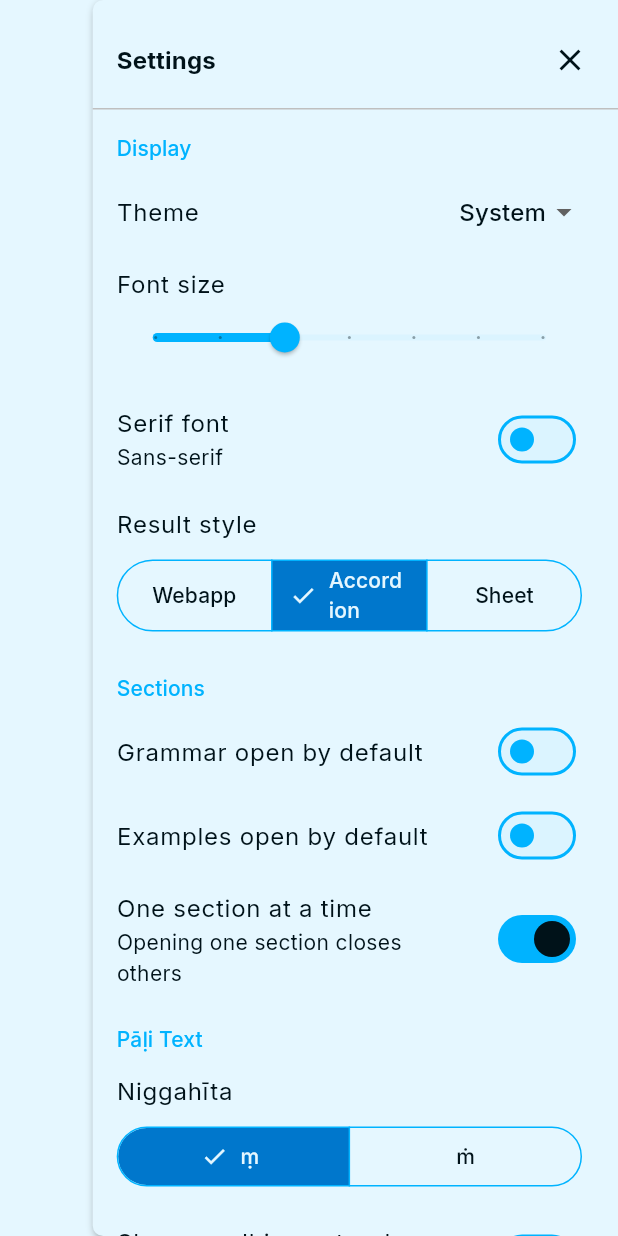
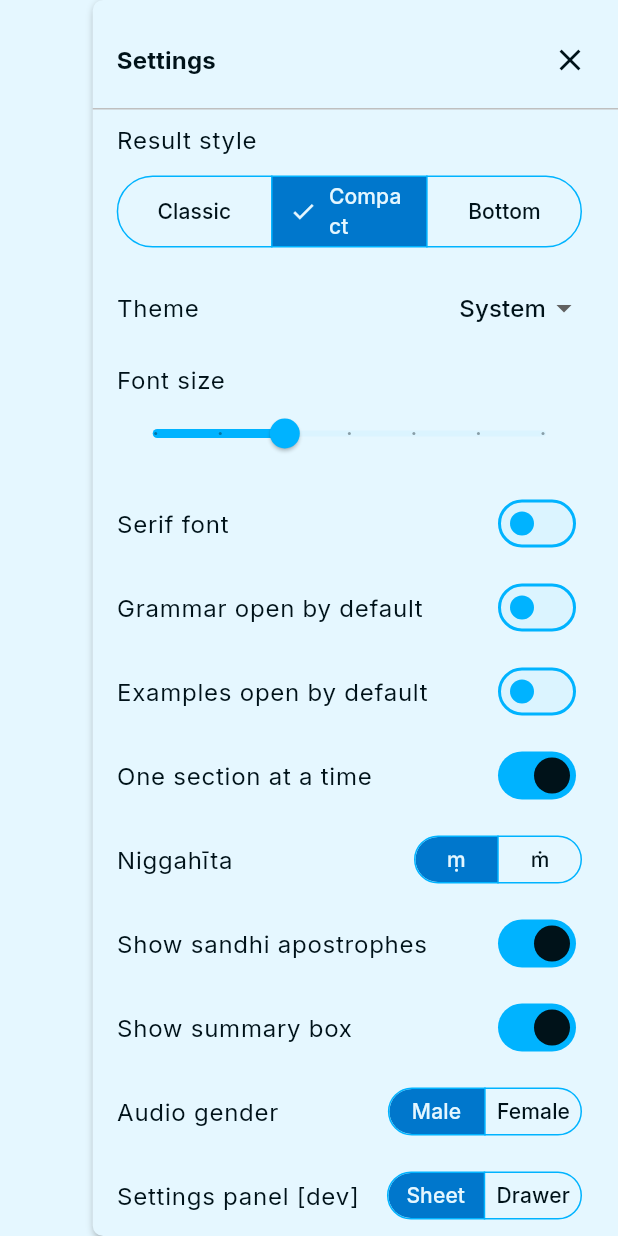
Before and after one commit to digitalpalidictionary/dpd-flutter-app, a Flutter app: the SettingsSideDrawer widget shown alone on an empty page, opened directly, on a phone screen of 412 x 824 dp. Run offline on Flutter 3.47's test engine with Material 3 defaults, Android fonts, the phone set to English and light mode, and no system bars; our stand-ins replace drift, flutter_html, flutter_riverpod, flutter_svg, google_fonts, shared_preferences; accounts and stored records are empty; generated files the repository leaves out were written again.

Commit message:
fix: settings panel UI — font size, renamed modes, reorder, toggle styles, niggahita inline

```diff
--- a/lib/app.dart
+++ b/lib/app.dart
@@ -103,6 +103,15 @@ class _DpdAppState extends ConsumerState<DpdApp> {
         ),
         useMaterial3: true,
       ),
+      builder: (context, child) {
+        final scale = settings.fontSize / 16.0;
+        return MediaQuery(
+          data: MediaQuery.of(context).copyWith(
+            textScaler: TextScaler.linear(scale),
+          ),
+          child: child!,
+        );
+      },
       initialRoute: '/',
       onGenerateRoute: _onGenerateRoute,
     );
--- a/lib/providers/settings_provider.dart
+++ b/lib/providers/settings_provider.dart
@@ -2,7 +2,7 @@ import 'package:flutter/material.dart';
 import 'package:flutter_riverpod/flutter_riverpod.dart';
 import 'package:shared_preferences/shared_preferences.dart';
 
-enum DisplayMode { inline, accordion, bottomSheet }
+enum DisplayMode { classic, compact, bottomDrawer }
 
 enum NiggahitaMode { dot, circle }
 
@@ -15,7 +15,7 @@ class Settings {
     this.useSerifFont = false,
     this.grammarOpen = false,
     this.examplesOpen = false,
-    this.displayMode = DisplayMode.accordion,
+    this.displayMode = DisplayMode.compact,
     this.oneButtonAtATime = true,
     this.niggahitaMode = NiggahitaMode.dot,
     this.showSummary = true,
@@ -123,10 +123,10 @@ class SettingsNotifier extends StateNotifier<Settings> {
     final useSerifFont = _prefs.getBool('use_serif_font') ?? false;
     final grammarOpen = _prefs.getBool('grammar_open') ?? false;
     final examplesOpen = _prefs.getBool('examples_open') ?? false;
-    final modeName = _prefs.getString('display_mode') ?? 'accordion';
+    final modeName = _prefs.getString('display_mode') ?? 'compact';
     final displayMode = DisplayMode.values.firstWhere(
       (m) => m.name == modeName,
-      orElse: () => DisplayMode.accordion,
+      orElse: () => DisplayMode.compact,
     );
     final oneButtonAtATime = _prefs.getBool('one_button_at_a_time') ?? true;
     final niggahitaName = _prefs.getString('niggahita_mode') ?? 'dot';
--- a/lib/screens/search_screen.dart
+++ b/lib/screens/search_screen.dart
@@ -804,9 +804,9 @@ class _SplitResultsList extends StatelessWidget {
 
   Widget _buildItem(BuildContext context, DpdHeadwordWithRoot hw) {
     return switch (mode) {
-      DisplayMode.inline => InlineEntryCard(headword: hw),
-      DisplayMode.accordion => AccordionCard(headword: hw),
-      DisplayMode.bottomSheet => WordCard(
+      DisplayMode.classic => InlineEntryCard(headword: hw),
+      DisplayMode.compact => AccordionCard(headword: hw),
+      DisplayMode.bottomDrawer => WordCard(
         headword: hw,
         onTap: () => _showBottomSheet(context, hw),
       ),
@@ -815,7 +815,7 @@ class _SplitResultsList extends StatelessWidget {
 
   Widget _buildRootItem(BuildContext context, RootWithFamilies rwf) {
     return switch (mode) {
-      DisplayMode.inline => InlineRootCard(rwf: rwf),
+      DisplayMode.classic => InlineRootCard(rwf: rwf),
       _ => _RootResultCard(rwf: rwf),
     };
   }
--- a/lib/screens/settings_screen.dart
+++ b/lib/screens/settings_screen.dart
@@ -65,9 +65,9 @@ class SettingsScreen extends ConsumerWidget {
               padding: const EdgeInsets.only(top: 8),
               child: SegmentedButton<DisplayMode>(
                 segments: const [
-                  ButtonSegment(value: DisplayMode.inline, label: Text('Webapp')),
-                  ButtonSegment(value: DisplayMode.accordion, label: Text('Accordion')),
-                  ButtonSegment(value: DisplayMode.bottomSheet, label: Text('Sheet')),
+                  ButtonSegment(value: DisplayMode.classic, label: Text('Classic')),
+                  ButtonSegment(value: DisplayMode.compact, label: Text('Compact')),
+                  ButtonSegment(value: DisplayMode.bottomDrawer, label: Text('Bottom')),
                 ],
                 selected: {settings.displayMode},
                 onSelectionChanged: (s) => notifier.setDisplayMode(s.first),
--- a/lib/widgets/settings_panel.dart
+++ b/lib/widgets/settings_panel.dart
@@ -18,7 +18,22 @@ class SettingsContent extends ConsumerWidget {
     return ListView(
       padding: EdgeInsets.zero,
       children: [
-        _SectionHeader('Display'),
+        // Result style — top position
+        ListTile(
+          title: const Text('Result style'),
+          subtitle: Padding(
+            padding: const EdgeInsets.only(top: 8),
+            child: SegmentedButton<DisplayMode>(
+              segments: const [
+                ButtonSegment(value: DisplayMode.classic, label: Text('Classic')),
+                ButtonSegment(value: DisplayMode.compact, label: Text('Compact')),
+                ButtonSegment(value: DisplayMode.bottomDrawer, label: Text('Bottom')),
+              ],
+              selected: {settings.displayMode},
+              onSelectionChanged: (s) => notifier.setDisplayMode(s.first),
+            ),
+          ),
+        ),
         ListTile(
           title: const Text('Theme'),
           trailing: DropdownButton<ThemeMode>(
@@ -45,105 +60,67 @@ class SettingsContent extends ConsumerWidget {
             onChanged: notifier.setFontSize,
           ),
         ),
-        SwitchListTile(
-          title: const Text('Serif font'),
-          subtitle: Text(settings.useSerifFont ? 'Serif' : 'Sans-serif'),
+        _ToggleRow(
+          title: 'Serif font',
           value: settings.useSerifFont,
           onChanged: notifier.setUseSerifFont,
         ),
-        ListTile(
-          title: const Text('Result style'),
-          subtitle: Padding(
-            padding: const EdgeInsets.only(top: 8),
-            child: SegmentedButton<DisplayMode>(
-              segments: const [
-                ButtonSegment(value: DisplayMode.inline, label: Text('Webapp')),
-                ButtonSegment(
-                  value: DisplayMode.accordion,
-                  label: Text('Accordion'),
-                ),
-                ButtonSegment(
-                  value: DisplayMode.bottomSheet,
-                  label: Text('Sheet'),
-                ),
-              ],
-              selected: {settings.displayMode},
-              onSelectionChanged: (s) => notifier.setDisplayMode(s.first),
-            ),
-          ),
-        ),
-        _SectionHeader('Sections'),
-        SwitchListTile(
-          title: const Text('Grammar open by default'),
+        _ToggleRow(
+          title: 'Grammar open by default',
           value: settings.grammarOpen,
           onChanged: notifier.setGrammarOpen,
         ),
-        SwitchListTile(
-          title: const Text('Examples open by default'),
+        _ToggleRow(
+          title: 'Examples open by default',
           value: settings.examplesOpen,
           onChanged: notifier.setExamplesOpen,
         ),
-        SwitchListTile(
-          title: const Text('One section at a time'),
-          subtitle: const Text('Opening one section closes others'),
+        _ToggleRow(
+          title: 'One section at a time',
           value: settings.oneButtonAtATime,
           onChanged: notifier.setOneButtonAtATime,
         ),
-        _SectionHeader('Pāḷi Text'),
         ListTile(
           title: const Text('Niggahīta'),
-          subtitle: Padding(
-            padding: const EdgeInsets.only(top: 8),
-            child: SegmentedButton<NiggahitaMode>(
-              segments: const [
-                ButtonSegment(value: NiggahitaMode.dot, label: Text('ṃ')),
-                ButtonSegment(value: NiggahitaMode.circle, label: Text('ṁ')),
-              ],
-              selected: {settings.niggahitaMode},
-              onSelectionChanged: (s) => notifier.setNiggahitaMode(s.first),
-            ),
+          trailing: _CompactSegmented<NiggahitaMode>(
+            segments: const [
+              ButtonSegment(value: NiggahitaMode.dot, label: Text('ṃ')),
+              ButtonSegment(value: NiggahitaMode.circle, label: Text('ṁ')),
+            ],
+            selected: settings.niggahitaMode,
+            onChanged: notifier.setNiggahitaMode,
           ),
         ),
-        SwitchListTile(
-          title: const Text('Show sandhi apostrophes'),
-          subtitle: Text(
-            settings.showSandhiApostrophe ? "Show apostrophes (e.g. mahā'pi)" : "Hide apostrophes (e.g. mahāpi)",
-          ),
+        _ToggleRow(
+          title: 'Show sandhi apostrophes',
           value: settings.showSandhiApostrophe,
           onChanged: notifier.setShowSandhiApostrophe,
         ),
-        _SectionHeader('Entry Display'),
-        SwitchListTile(
-          title: const Text('Show summary box'),
-          subtitle: const Text('Integration coming in a future update'),
+        _ToggleRow(
+          title: 'Show summary box',
           value: settings.showSummary,
           onChanged: notifier.setShowSummary,
         ),
-        _SectionHeader('Audio'),
         ListTile(
           title: const Text('Audio gender'),
-          subtitle: const Text('Integration coming in a future update'),
-          trailing: SegmentedButton<AudioGender>(
+          trailing: _CompactSegmented<AudioGender>(
             segments: const [
               ButtonSegment(value: AudioGender.male, label: Text('Male')),
               ButtonSegment(value: AudioGender.female, label: Text('Female')),
             ],
-            selected: {settings.audioGender},
-            onSelectionChanged: (s) => notifier.setAudioGender(s.first),
+            selected: settings.audioGender,
+            onChanged: notifier.setAudioGender,
           ),
         ),
-        _SectionHeader('Dev'),
         ListTile(
-          title: const Text('Settings style [dev]'),
-          subtitle: const Text('Temporary — will be removed after user testing'),
-          trailing: SegmentedButton<bool>(
+          title: const Text('Settings panel [dev]'),
+          trailing: _CompactSegmented<bool>(
             segments: const [
               ButtonSegment(value: true, label: Text('Sheet')),
               ButtonSegment(value: false, label: Text('Drawer')),
             ],
-            selected: {settings.useBottomSheetSettings},
-            onSelectionChanged: (s) =>
-                notifier.setUseBottomSheetSettings(s.first),
+            selected: settings.useBottomSheetSettings,
+            onChanged: notifier.setUseBottomSheetSettings,
           ),
         ),
         const SizedBox(height: 16),
@@ -232,7 +209,9 @@ class SettingsSideDrawer extends StatelessWidget {
 
     return Align(
       alignment: Alignment.centerRight,
-      child: Container(
+      child: Material(
+        color: Colors.transparent,
+        child: Container(
         width: screenWidth * 0.85,
         height: double.infinity,
         decoration: BoxDecoration(
@@ -269,26 +248,60 @@ class SettingsSideDrawer extends StatelessWidget {
             const Expanded(child: SettingsContent()),
           ],
         ),
+        ),
       ),
     );
   }
 }
 
-class _SectionHeader extends StatelessWidget {
-  const _SectionHeader(this.title);
+/// A simple switch row with no checkmark icon — just a coloured Switch.
+class _ToggleRow extends StatelessWidget {
+  const _ToggleRow({
+    required this.title,
+    required this.value,
+    required this.onChanged,
+  });
 
   final String title;
+  final bool value;
+  final ValueChanged<bool> onChanged;
 
   @override
   Widget build(BuildContext context) {
-    return Padding(
-      padding: const EdgeInsets.fromLTRB(16, 16, 16, 4),
-      child: Text(
-        title,
-        style: Theme.of(context).textTheme.labelLarge?.copyWith(
-          color: Theme.of(context).colorScheme.primary,
+    return ListTile(
+      title: Text(title),
+      trailing: Switch(value: value, onChanged: onChanged),
+      onTap: () => onChanged(!value),
+    );
+  }
+}
+
+/// A compact SegmentedButton suitable for use as a ListTile trailing widget.
+class _CompactSegmented<T> extends StatelessWidget {
+  const _CompactSegmented({
+    required this.segments,
+    required this.selected,
+    required this.onChanged,
+  });
+
+  final List<ButtonSegment<T>> segments;
+  final T selected;
+  final ValueChanged<T> onChanged;
+
+  @override
+  Widget build(BuildContext context) {
+    return SegmentedButton<T>(
+      segments: segments,
+      selected: {selected},
+      onSelectionChanged: (s) => onChanged(s.first),
+      style: ButtonStyle(
+        tapTargetSize: MaterialTapTargetSize.shrinkWrap,
+        visualDensity: VisualDensity.compact,
+        padding: WidgetStateProperty.all(
+          const EdgeInsets.symmetric(horizontal: 8, vertical: 0),
         ),
       ),
+      showSelectedIcon: false,
     );
   }
 }
```
Also changed, not shown: 1 other file.
